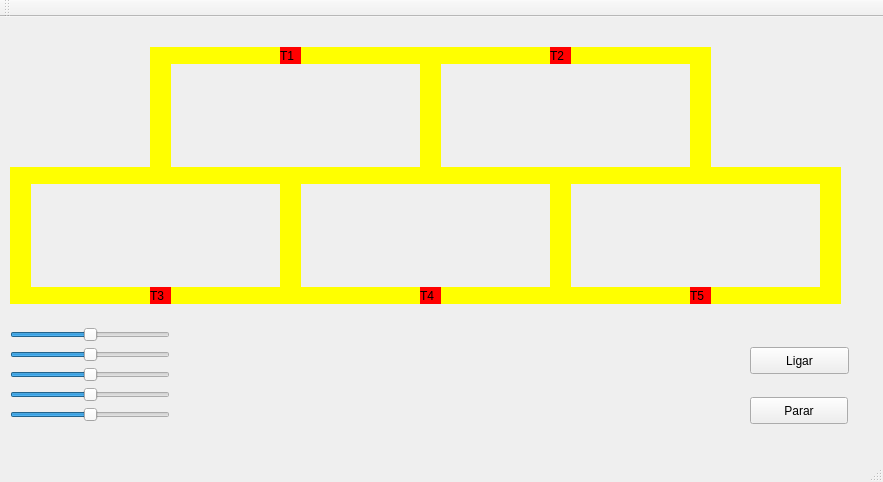
The window that Trem_-_Codigo_Fonte_1/Código QT5 Ubuntu - Trem/mainwindow.ui (IagoGMacedo/IMD0036-Sistemas-Operacionais-Trems) describes before a commit, drawn with Qt 5.
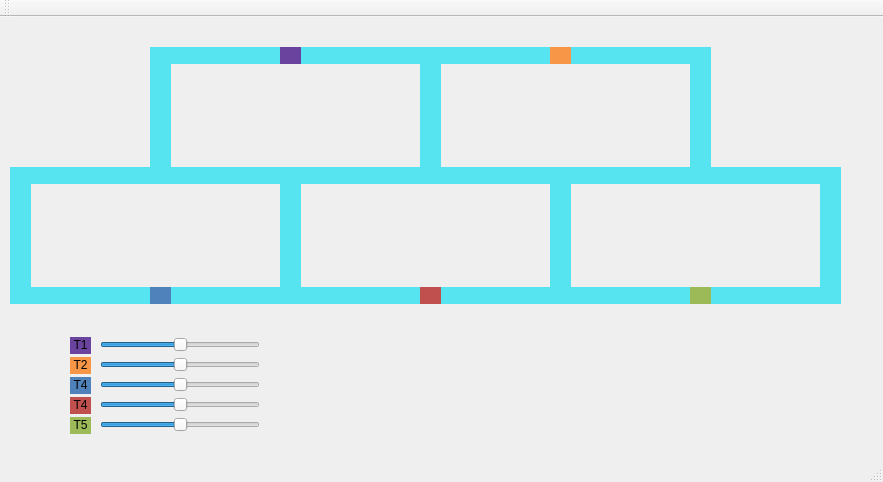
The same window after the commit.

The edit to the form file:
```diff
--- a/Trem_-_Codigo_Fonte_1/Código QT5 Ubuntu - Trem/mainwindow.ui
+++ b/Trem_-_Codigo_Fonte_1/Código QT5 Ubuntu - Trem/mainwindow.ui
@@ -24,10 +24,13 @@
      </rect>
     </property>
     <property name="styleSheet">
-     <string notr="true">QLabel { background: red}</string>
+     <string notr="true">QLabel { background: rgb(106,67,158)}</string>
     </property>
     <property name="text">
-     <string>T1</string>
+     <string/>
+    </property>
+    <property name="margin">
+     <number>0</number>
     </property>
    </widget>
    <widget class="QLabel" name="label_trilho1">
@@ -40,7 +43,9 @@
      </rect>
     </property>
     <property name="styleSheet">
-     <string notr="true">QLabel { background: yellow}</string>
+     <string notr="true">QLabel { background: rgb(87, 228, 241)}
+
+</string>
     </property>
     <property name="text">
      <string/>
@@ -56,7 +61,9 @@
      </rect>
     </property>
     <property name="styleSheet">
-     <string notr="true">QLabel { background: yellow}</string>
+     <string notr="true">QLabel { background: rgb(87, 228, 241)}
+
+</string>
     </property>
     <property name="text">
      <string/>
@@ -72,7 +79,9 @@
      </rect>
     </property>
     <property name="styleSheet">
-     <string notr="true">QLabel { background: yellow}</string>
+     <string notr="true">QLabel { background: rgb(87, 228, 241)}
+
+</string>
     </property>
     <property name="text">
      <string/>
@@ -88,38 +97,14 @@
      </rect>
     </property>
     <property name="styleSheet">
-     <string notr="true">QLabel { background: yellow}</string>
+     <string notr="true">QLabel { background: rgb(87, 228, 241)}
+
+</string>
     </property>
     <property name="text">
      <string/>
     </property>
    </widget>
-   <widget class="QPushButton" name="pushButton">
-    <property name="geometry">
-     <rect>
-      <x>750</x>
-      <y>330</y>
-      <width>99</width>
-      <height>27</height>
-     </rect>
-    </property>
-    <property name="text">
-     <string>Ligar</string>
-    </property>
-   </widget>
-   <widget class="QPushButton" name="pushButton_2">
-    <property name="geometry">
-     <rect>
-      <x>750</x>
-      <y>380</y>
-      <width>98</width>
-      <height>27</height>
-     </rect>
-    </property>
-    <property name="text">
-     <string>Parar</string>
-    </property>
-   </widget>
    <widget class="QLabel" name="label_trilho4_2">
     <property name="geometry">
      <rect>
@@ -130,7 +115,9 @@
      </rect>
     </property>
     <property name="styleSheet">
-     <string notr="true">QLabel { background: yellow}</string>
+     <string notr="true">QLabel { background: rgb(87, 228, 241)}
+
+</string>
     </property>
     <property name="text">
      <string/>
@@ -146,7 +133,9 @@
      </rect>
     </property>
     <property name="styleSheet">
-     <string notr="true">QLabel { background: yellow}</string>
+     <string notr="true">QLabel { background: rgb(87, 228, 241)}
+
+</string>
     </property>
     <property name="text">
      <string/>
@@ -162,7 +151,9 @@
      </rect>
     </property>
     <property name="styleSheet">
-     <string notr="true">QLabel { background: yellow}</string>
+     <string notr="true">QLabel { background: rgb(87, 228, 241)}
+
+</string>
     </property>
     <property name="text">
      <string/>
@@ -178,10 +169,10 @@
      </rect>
     </property>
     <property name="styleSheet">
-     <string notr="true">QLabel { background: red}</string>
+     <string notr="true">QLabel { background: rgb(246,150,70)}</string>
     </property>
     <property name="text">
-     <string>T2</string>
+     <string/>
     </property>
    </widget>
    <widget class="QLabel" name="label_trilho4_3">
@@ -194,7 +185,9 @@
      </rect>
     </property>
     <property name="styleSheet">
-     <string notr="true">QLabel { background: yellow}</string>
+     <string notr="true">QLabel { background: rgb(87, 228, 241)}
+
+</string>
     </property>
     <property name="text">
      <string/>
@@ -210,7 +203,9 @@
      </rect>
     </property>
     <property name="styleSheet">
-     <string notr="true">QLabel { background: yellow}</string>
+     <string notr="true">QLabel { background: rgb(87, 228, 241)}
+
+</string>
     </property>
     <property name="text">
      <string/>
@@ -226,7 +221,9 @@
      </rect>
     </property>
     <property name="styleSheet">
-     <string notr="true">QLabel { background: yellow}</string>
+     <string notr="true">QLabel { background: rgb(87, 228, 241)}
+
+</string>
     </property>
     <property name="text">
      <string/>
@@ -242,7 +239,9 @@
      </rect>
     </property>
     <property name="styleSheet">
-     <string notr="true">QLabel { background: yellow}</string>
+     <string notr="true">QLabel { background: rgb(87, 228, 241)}
+
+</string>
     </property>
     <property name="text">
      <string/>
@@ -258,7 +257,9 @@
      </rect>
     </property>
     <property name="styleSheet">
-     <string notr="true">QLabel { background: yellow}</string>
+     <string notr="true">QLabel { background: rgb(87, 228, 241)}
+
+</string>
     </property>
     <property name="text">
      <string/>
@@ -274,7 +275,9 @@
      </rect>
     </property>
     <property name="styleSheet">
-     <string notr="true">QLabel { background: yellow}</string>
+     <string notr="true">QLabel { background: rgb(87, 228, 241)}
+
+</string>
     </property>
     <property name="text">
      <string/>
@@ -290,7 +293,9 @@
      </rect>
     </property>
     <property name="styleSheet">
-     <string notr="true">QLabel { background: yellow}</string>
+     <string notr="true">QLabel { background: rgb(87, 228, 241)}
+
+</string>
     </property>
     <property name="text">
      <string/>
@@ -306,7 +311,9 @@
      </rect>
     </property>
     <property name="styleSheet">
-     <string notr="true">QLabel { background: yellow}</string>
+     <string notr="true">QLabel { background: rgb(87, 228, 241)}
+
+</string>
     </property>
     <property name="text">
      <string/>
@@ -322,7 +329,9 @@
      </rect>
     </property>
     <property name="styleSheet">
-     <string notr="true">QLabel { background: yellow}</string>
+     <string notr="true">QLabel { background: rgb(87, 228, 241)}
+
+</string>
     </property>
     <property name="text">
      <string/>
@@ -338,10 +347,10 @@
      </rect>
     </property>
     <property name="styleSheet">
-     <string notr="true">QLabel { background: red}</string>
+     <string notr="true">QLabel { background: rgb(79,130,186)}</string>
     </property>
     <property name="text">
-     <string>T3</string>
+     <string/>
     </property>
    </widget>
    <widget class="QLabel" name="label_trem4">
@@ -354,10 +363,10 @@
      </rect>
     </property>
     <property name="styleSheet">
-     <string notr="true">QLabel { background: red}</string>
+     <string notr="true">QLabel { background: rgb(191,80,78)}</string>
     </property>
     <property name="text">
-     <string>T4</string>
+     <string/>
     </property>
    </widget>
    <widget class="QLabel" name="label_trem5">
@@ -370,17 +379,17 @@
      </rect>
     </property>
     <property name="styleSheet">
-     <string notr="true">QLabel { background: red}</string>
+     <string notr="true">QLabel { background: rgb(156,186,88)}</string>
     </property>
     <property name="text">
-     <string>T5</string>
+     <string/>
     </property>
    </widget>
    <widget class="QSlider" name="sliderTrem1">
     <property name="geometry">
      <rect>
-      <x>10</x>
-      <y>310</y>
+      <x>100</x>
+      <y>320</y>
       <width>160</width>
       <height>16</height>
      </rect>
@@ -413,8 +422,8 @@
    <widget class="QSlider" name="sliderTrem2">
     <property name="geometry">
      <rect>
-      <x>10</x>
-      <y>330</y>
+      <x>100</x>
+      <y>340</y>
       <width>160</width>
       <height>16</height>
      </rect>
@@ -435,8 +444,8 @@
    <widget class="QSlider" name="sliderTrem4">
     <property name="geometry">
      <rect>
-      <x>10</x>
-      <y>370</y>
+      <x>100</x>
+      <y>380</y>
       <width>160</width>
       <height>16</height>
      </rect>
@@ -454,8 +463,8 @@
    <widget class="QSlider" name="sliderTrem3">
     <property name="geometry">
      <rect>
-      <x>10</x>
-      <y>350</y>
+      <x>100</x>
+      <y>360</y>
       <width>160</width>
       <height>16</height>
      </rect>
@@ -473,8 +482,8 @@
    <widget class="QSlider" name="sliderTrem5">
     <property name="geometry">
      <rect>
-      <x>10</x>
-      <y>390</y>
+      <x>100</x>
+      <y>400</y>
       <width>160</width>
       <height>16</height>
      </rect>
@@ -499,7 +508,9 @@
      </rect>
     </property>
     <property name="styleSheet">
-     <string notr="true">QLabel { background: yellow}</string>
+     <string notr="true">QLabel { background: rgb(87, 228, 241)}
+
+</string>
     </property>
     <property name="text">
      <string/>
@@ -515,12 +526,97 @@
      </rect>
     </property>
     <property name="styleSheet">
-     <string notr="true">QLabel { background: yellow}</string>
+     <string notr="true">QLabel { background: rgb(87, 228, 241)}
+
+</string>
     </property>
     <property name="text">
      <string/>
     </property>
    </widget>
+   <widget class="QLabel" name="label_trem1_2">
+    <property name="geometry">
+     <rect>
+      <x>70</x>
+      <y>320</y>
+      <width>21</width>
+      <height>17</height>
+     </rect>
+    </property>
+    <property name="styleSheet">
+     <string notr="true">QLabel { background: rgb(106,67,158)}</string>
+    </property>
+    <property name="text">
+     <string>&lt;html&gt;&lt;head/&gt;&lt;body&gt;&lt;p align=&quot;center&quot;&gt;T1&lt;/p&gt;&lt;/body&gt;&lt;/html&gt;</string>
+    </property>
+    <property name="margin">
+     <number>0</number>
+    </property>
+   </widget>
+   <widget class="QLabel" name="label_trem2_2">
+    <property name="geometry">
+     <rect>
+      <x>70</x>
+      <y>340</y>
+      <width>21</width>
+      <height>17</height>
+     </rect>
+    </property>
+    <property name="styleSheet">
+     <string notr="true">QLabel { background: rgb(246,150,70)}</string>
+    </property>
+    <property name="text">
+     <string>&lt;html&gt;&lt;head/&gt;&lt;body&gt;&lt;p align=&quot;center&quot;&gt;T2&lt;/p&gt;&lt;/body&gt;&lt;/html&gt;</string>
+    </property>
+   </widget>
+   <widget class="QLabel" name="label_trem3_2">
+    <property name="geometry">
+     <rect>
+      <x>70</x>
+      <y>360</y>
+      <width>21</width>
+      <height>17</height>
+     </rect>
+    </property>
+    <property name="styleSheet">
+     <string notr="true">QLabel { background: rgb(79,130,186)}</string>
+    </property>
+    <property name="text">
+     <string>&lt;html&gt;&lt;head/&gt;&lt;body&gt;&lt;p align=&quot;center&quot;&gt;T4&lt;/p&gt;&lt;/body&gt;&lt;/html&gt;</string>
+    </property>
+   </widget>
+   <widget class="QLabel" name="label_trem4_2">
+    <property name="geometry">
+     <rect>
+      <x>70</x>
+      <y>380</y>
+      <width>21</width>
+      <height>17</height>
+     </rect>
+    </property>
+    <property name="styleSheet">
+     <string notr="true">QLabel { background: rgb(191,80,78)}</string>
+    </property>
+    <property name="text">
+     <string>&lt;html&gt;&lt;head/&gt;&lt;body&gt;&lt;p align=&quot;center&quot;&gt;T4&lt;/p&gt;&lt;/body&gt;&lt;/html&gt;</string>
+    </property>
+   </widget>
+   <widget class="QLabel" name="label_trem5_2">
+    <property name="geometry">
+     <rect>
+      <x>70</x>
+      <y>400</y>
+      <width>21</width>
+      <height>17</height>
+     </rect>
+    </property>
+    <property name="styleSheet">
+     <string notr="true">QLabel { background: rgb(156,186,88)}</string>
+    </property>
+    <property name="text">
+     <string>&lt;html&gt;&lt;head/&gt;&lt;body&gt;&lt;p align=&quot;center&quot;&gt;T5&lt;/p&gt;&lt;/body&gt;&lt;/html&gt;</string>
+    </property>
+   </widget>
    <zorder>label_trilho1</zorder>
    <zorder>label_trilho2</zorder>
    <zorder>label_trilho3</zorder>
```
Left out of the diff: 7 changed lines with no effect on the pictures.
